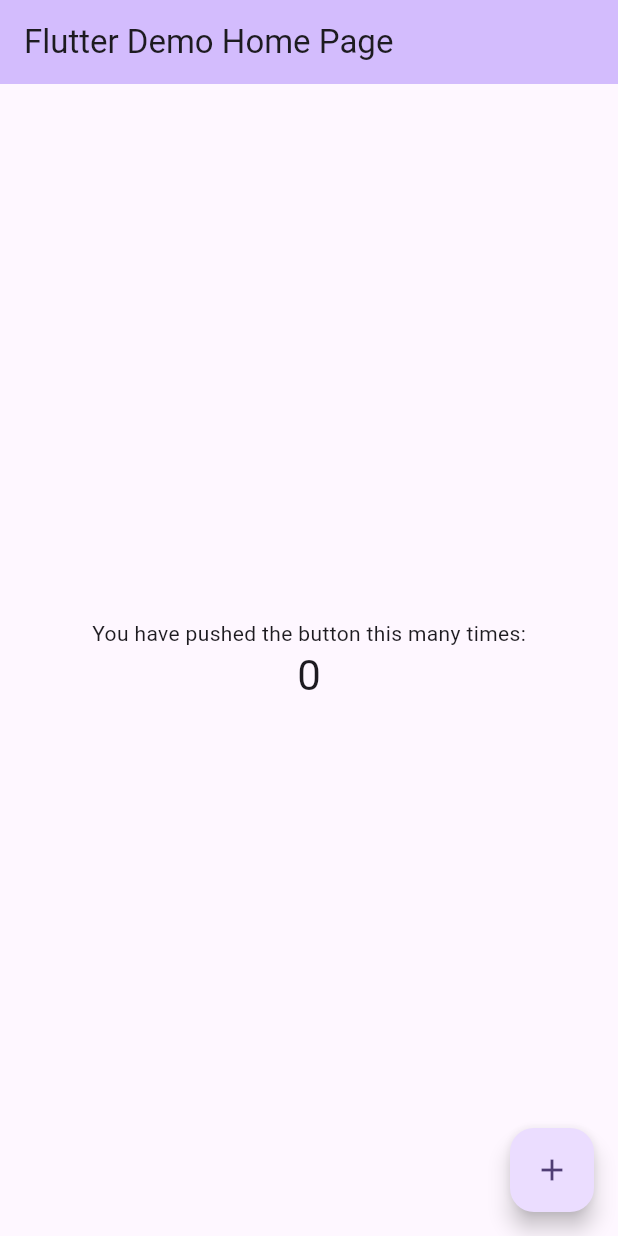
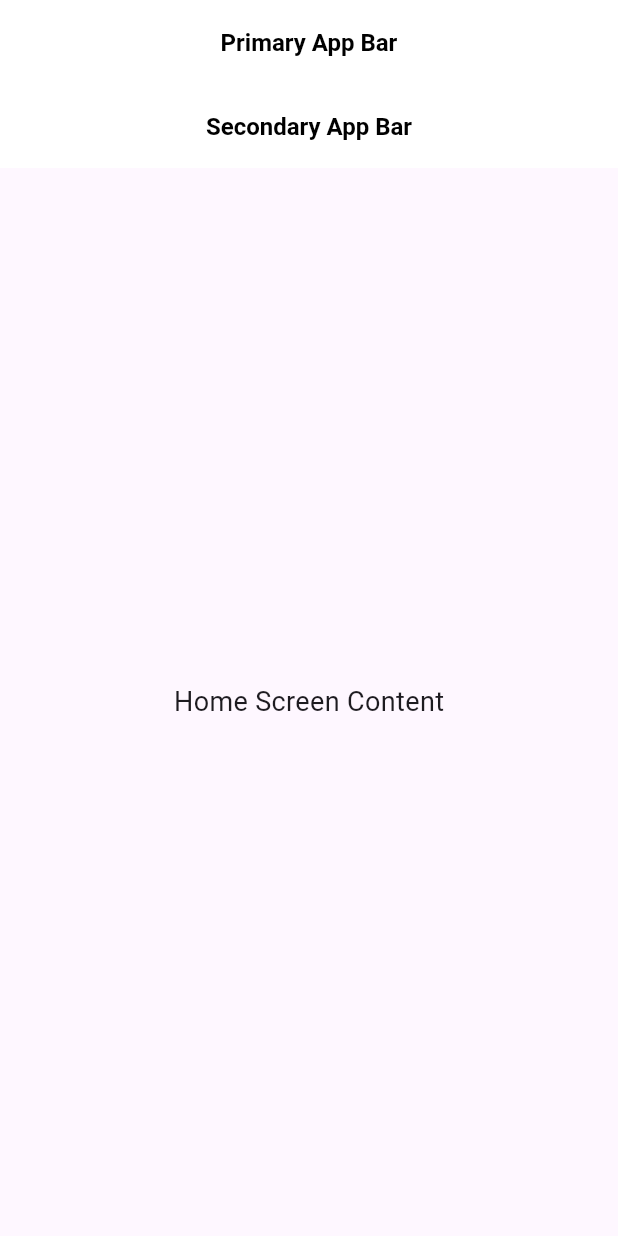
Before and after one commit to Excelsior-Technologies-Community/flutter_custom_app_bar, a Flutter app: the screen it shows after launch, on a phone screen of 412 x 824 dp. Run offline on Flutter 3.47's test engine with Material 3 defaults, Android fonts, the phone set to English and light mode, and no system bars.

Commit message:
complete custom app bar

```diff
--- /dev/null
+++ b/flutter_custom_app_bar/analysis_options.yaml
@@ -0,0 +1,4 @@
+include: package:flutter_lints/flutter.yaml
+
+# Additional information about this file can be found at
+# https://dart.dev/guides/language/analysis-options
--- /dev/null
+++ b/flutter_custom_app_bar/lib/flutter_custom_app_bar.dart
@@ -0,0 +1,5 @@
+library flutter_custom_app_bar;
+
+export 'screens/home_screen.dart';
+export 'widgets/primary_app_bar_widgets.dart';
+export 'widgets/secondary_app_bar_widget.dart';
--- /dev/null
+++ b/flutter_custom_app_bar/lib/screens/home_screen.dart
@@ -0,0 +1,27 @@
+import 'package:flutter/material.dart';
+import 'package:flutter_custom_app_bar/widgets/primary_app_bar_widgets.dart';
+import 'package:flutter_custom_app_bar/widgets/secondary_app_bar_widget.dart';
+
+class HomeScreen extends StatelessWidget {
+  const HomeScreen({super.key});
+
+  @override
+  Widget build(BuildContext context) {
+    return Scaffold(
+      appBar: PrimaryAppbarWidget(title: 'Primary App Bar'),
+      body: Column(
+        children: [
+          SecondaryAppbarWidget(title: 'Secondary App Bar'),
+          Expanded(
+            child: Center(
+              child: Text(
+                'Home Screen Content',
+                style: TextStyle(fontSize: 18),
+              ),
+            ),
+          ),
+        ],
+      ),
+    );
+  }
+}
--- /dev/null
+++ b/flutter_custom_app_bar/lib/widgets/primary_app_bar_widgets.dart
@@ -0,0 +1,48 @@
+import 'package:flutter/material.dart';
+
+class PrimaryAppbarWidget extends StatelessWidget
+    implements PreferredSizeWidget {
+  const PrimaryAppbarWidget({
+    required this.title,
+    this.height = kToolbarHeight,
+    this.centerTitle = true,
+    this.titleSpacing = 0,
+    this.titleColor,
+    this.leading,
+    this.actions,
+    super.key,
+  });
+
+  final String title;
+  final bool centerTitle;
+  final double height;
+  final double titleSpacing;
+  final Color? titleColor;
+  final Widget? leading;
+  final List<Widget>? actions;
+
+  @override
+  Widget build(BuildContext context) {
+    return AppBar(
+      backgroundColor: Colors.white,
+      surfaceTintColor: Colors.transparent,
+      elevation: 4,
+      titleSpacing: titleSpacing,
+      centerTitle: centerTitle,
+      automaticallyImplyLeading: false,
+      leading: leading,
+      actions: actions,
+      title: Text(
+        title,
+        style: TextStyle(
+          fontSize: 16,
+          fontWeight: FontWeight.bold,
+          color: titleColor ?? Colors.black,
+        ),
+      ),
+    );
+  }
+
+  @override
+  Size get preferredSize => Size.fromHeight(height);
+}
--- /dev/null
+++ b/flutter_custom_app_bar/lib/widgets/secondary_app_bar_widget.dart
@@ -0,0 +1,56 @@
+import 'package:flutter/material.dart';
+
+class SecondaryAppbarWidget extends StatelessWidget
+    implements PreferredSizeWidget {
+  const SecondaryAppbarWidget({
+    required this.title,
+    this.height = kToolbarHeight,
+    this.centerTitle = true,
+    this.titleSpacing = 0,
+    this.titleColor,
+    this.actions,
+    super.key,
+  });
+
+  final String title;
+  final bool centerTitle;
+  final double height;
+  final double titleSpacing;
+  final Color? titleColor;
+  final List<Widget>? actions;
+
+  @override
+  Widget build(BuildContext context) {
+    return AppBar(
+      backgroundColor: Colors.white,
+      elevation: 0,
+      titleSpacing: titleSpacing,
+      centerTitle: centerTitle,
+      automaticallyImplyLeading: false,
+      actions: actions,
+      title: centerTitle
+          ? Text(
+        title,
+        style: TextStyle(
+          fontSize: 16,
+          fontWeight: FontWeight.bold,
+          color: titleColor ?? Colors.black,
+        ),
+      )
+          : Padding(
+        padding: const EdgeInsets.only(left: 16),
+        child: Text(
+          title,
+          style: TextStyle(
+            fontSize: 18,
+            fontWeight: FontWeight.w600,
+            color: titleColor ?? Colors.black,
+          ),
+        ),
+      ),
+    );
+  }
+
+  @override
+  Size get preferredSize => Size.fromHeight(height);
+}
--- a/lib/main.dart
+++ b/lib/main.dart
@@ -1,4 +1,5 @@
 import 'package:flutter/material.dart';
+import 'package:flutter_custom_app_bar/screens/home_screen.dart';
 
 void main() {
   runApp(const MyApp());
@@ -7,116 +8,14 @@
 class MyApp extends StatelessWidget {
   const MyApp({super.key});
 
-  // This widget is the root of your application.
   @override
   Widget build(BuildContext context) {
     return MaterialApp(
       title: 'Flutter Demo',
       theme: ThemeData(
-        // This is the theme of your application.
-        //
-        // TRY THIS: Try running your application with "flutter run". You'll see
-        // the application has a purple toolbar. Then, without quitting the app,
-        // try changing the seedColor in the colorScheme below to Colors.green
-        // and then invoke "hot reload" (save your changes or press the "hot
-        // reload" button in a Flutter-supported IDE, or press "r" if you used
-        // the command line to start the app).
-        //
-        // Notice that the counter didn't reset back to zero; the application
-        // state is not lost during the reload. To reset the state, use hot
-        // restart instead.
-        //
-        // This works for code too, not just values: Most code changes can be
-        // tested with just a hot reload.
         colorScheme: ColorScheme.fromSeed(seedColor: Colors.deepPurple),
       ),
-      home: const MyHomePage(title: 'Flutter Demo Home Page'),
+      home: HomeScreen()
     );
   }
 }
-
-class MyHomePage extends StatefulWidget {
-  const MyHomePage({super.key, required this.title});
-
-  // This widget is the home page of your application. It is stateful, meaning
-  // that it has a State object (defined below) that contains fields that affect
-  // how it looks.
-
-  // This class is the configuration for the state. It holds the values (in this
-  // case the title) provided by the parent (in this case the App widget) and
-  // used by the build method of the State. Fields in a Widget subclass are
-  // always marked "final".
-
-  final String title;
-
-  @override
-  State<MyHomePage> createState() => _MyHomePageState();
-}
-
-class _MyHomePageState extends State<MyHomePage> {
-  int _counter = 0;
-
-  void _incrementCounter() {
-    setState(() {
-      // This call to setState tells the Flutter framework that something has
-      // changed in this State, which causes it to rerun the build method below
-      // so that the display can reflect the updated values. If we changed
-      // _counter without calling setState(), then the build method would not be
-      // called again, and so nothing would appear to happen.
-      _counter++;
-    });
-  }
-
-  @override
-  Widget build(BuildContext context) {
-    // This method is rerun every time setState is called, for instance as done
-    // by the _incrementCounter method above.
-    //
-    // The Flutter framework has been optimized to make rerunning build methods
-    // fast, so that you can just rebuild anything that needs updating rather
-    // than having to individually change instances of widgets.
-    return Scaffold(
-      appBar: AppBar(
-        // TRY THIS: Try changing the color here to a specific color (to
-        // Colors.amber, perhaps?) and trigger a hot reload to see the AppBar
-        // change color while the other colors stay the same.
-        backgroundColor: Theme.of(context).colorScheme.inversePrimary,
-        // Here we take the value from the MyHomePage object that was created by
-        // the App.build method, and use it to set our appbar title.
-        title: Text(widget.title),
-      ),
-      body: Center(
-        // Center is a layout widget. It takes a single child and positions it
-        // in the middle of the parent.
-        child: Column(
-          // Column is also a layout widget. It takes a list of children and
-          // arranges them vertically. By default, it sizes itself to fit its
-          // children horizontally, and tries to be as tall as its parent.
-          //
-          // Column has various properties to control how it sizes itself and
-          // how it positions its children. Here we use mainAxisAlignment to
-          // center the children vertically; the main axis here is the vertical
-          // axis because Columns are vertical (the cross axis would be
-          // horizontal).
-          //
-          // TRY THIS: Invoke "debug painting" (choose the "Toggle Debug Paint"
-          // action in the IDE, or press "p" in the console), to see the
-          // wireframe for each widget.
-          mainAxisAlignment: MainAxisAlignment.center,
-          children: <Widget>[
-            const Text('You have pushed the button this many times:'),
-            Text(
-              '$_counter',
-              style: Theme.of(context).textTheme.headlineMedium,
-            ),
-          ],
-        ),
-      ),
-      floatingActionButton: FloatingActionButton(
-        onPressed: _incrementCounter,
-        tooltip: 'Increment',
-        child: const Icon(Icons.add),
-      ), // This trailing comma makes auto-formatting nicer for build methods.
-    );
-  }
-}
--- /dev/null
+++ b/lib/screens/home_screen.dart
@@ -0,0 +1,27 @@
+import 'package:flutter/material.dart';
+import 'package:flutter_custom_app_bar/widgets/primary_app_bar_widgets.dart';
+import 'package:flutter_custom_app_bar/widgets/secondary_app_bar_widget.dart';
+
+class HomeScreen extends StatelessWidget {
+  const HomeScreen({super.key});
+
+  @override
+  Widget build(BuildContext context) {
+    return Scaffold(
+      appBar: PrimaryAppbarWidget(title: 'Primary App Bar'),
+      body: Column(
+        children: [
+          SecondaryAppbarWidget(title: 'Secondary App Bar'),
+          Expanded(
+            child: Center(
+              child: Text(
+                'Home Screen Content',
+                style: TextStyle(fontSize: 18),
+              ),
+            ),
+          ),
+        ],
+      ),
+    );
+  }
+}
--- /dev/null
+++ b/lib/widgets/primary_app_bar_widgets.dart
@@ -0,0 +1,48 @@
+import 'package:flutter/material.dart';
+
+class PrimaryAppbarWidget extends StatelessWidget
+    implements PreferredSizeWidget {
+  const PrimaryAppbarWidget({
+    required this.title,
+    this.height = kToolbarHeight,
+    this.centerTitle = true,
+    this.titleSpacing = 0,
+    this.titleColor,
+    this.leading,
+    this.actions,
+    super.key,
+  });
+
+  final String title;
+  final bool centerTitle;
+  final double height;
+  final double titleSpacing;
+  final Color? titleColor;
+  final Widget? leading;
+  final List<Widget>? actions;
+
+  @override
+  Widget build(BuildContext context) {
+    return AppBar(
+      backgroundColor: Colors.white,
+      surfaceTintColor: Colors.transparent,
+      elevation: 4,
+      titleSpacing: titleSpacing,
+      centerTitle: centerTitle,
+      automaticallyImplyLeading: false,
+      leading: leading,
+      actions: actions,
+      title: Text(
+        title,
+        style: TextStyle(
+          fontSize: 16,
+          fontWeight: FontWeight.bold,
+          color: titleColor ?? Colors.black,
+        ),
+      ),
+    );
+  }
+
+  @override
+  Size get preferredSize => Size.fromHeight(height);
+}
--- /dev/null
+++ b/lib/widgets/secondary_app_bar_widget.dart
@@ -0,0 +1,56 @@
+import 'package:flutter/material.dart';
+
+class SecondaryAppbarWidget extends StatelessWidget
+    implements PreferredSizeWidget {
+  const SecondaryAppbarWidget({
+    required this.title,
+    this.height = kToolbarHeight,
+    this.centerTitle = true,
+    this.titleSpacing = 0,
+    this.titleColor,
+    this.actions,
+    super.key,
+  });
+
+  final String title;
+  final bool centerTitle;
+  final double height;
+  final double titleSpacing;
+  final Color? titleColor;
+  final List<Widget>? actions;
+
+  @override
+  Widget build(BuildContext context) {
+    return AppBar(
+      backgroundColor: Colors.white,
+      elevation: 0,
+      titleSpacing: titleSpacing,
+      centerTitle: centerTitle,
+      automaticallyImplyLeading: false,
+      actions: actions,
+      title: centerTitle
+          ? Text(
+        title,
+        style: TextStyle(
+          fontSize: 16,
+          fontWeight: FontWeight.bold,
+          color: titleColor ?? Colors.black,
+        ),
+      )
+          : Padding(
+        padding: const EdgeInsets.only(left: 16),
+        child: Text(
+          title,
+          style: TextStyle(
+            fontSize: 18,
+            fontWeight: FontWeight.w600,
+            color: titleColor ?? Colors.black,
+          ),
+        ),
+      ),
+    );
+  }
+
+  @override
+  Size get preferredSize => Size.fromHeight(height);
+}
```
Also changed, not shown: flutter_custom_app_bar/pubspec.yaml (added, +54 -0 lines), 6 other files.
